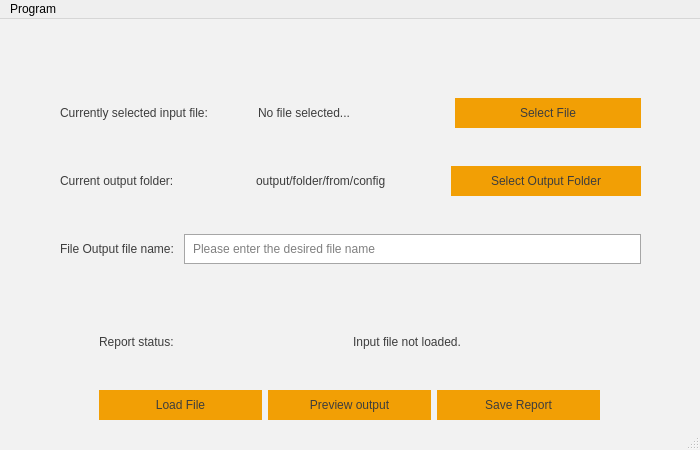
Qt form Testing-GUI.ui (mocrsteel/Qt-testing) before a commit.
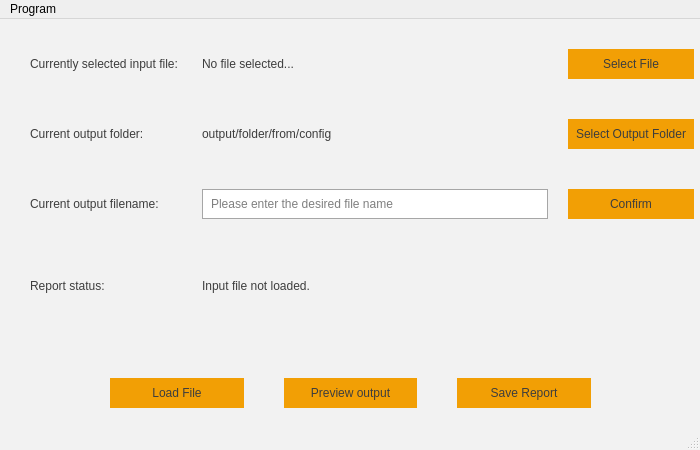
The same form after that commit.

Diff of the .ui file:
```diff
--- a/Testing-GUI.ui
+++ b/Testing-GUI.ui
@@ -96,134 +96,126 @@
    <widget class="QWidget" name="verticalLayoutWidget">
     <property name="geometry">
      <rect>
-      <x>0</x>
-      <y>-3</y>
-      <width>701</width>
-      <height>281</height>
+      <x>10</x>
+      <y>10</y>
+      <width>704</width>
+      <height>304</height>
      </rect>
     </property>
-    <layout class="QVBoxLayout" name="ContentVertical">
+    <layout class="QGridLayout" name="gridLayout">
      <property name="sizeConstraint">
       <enum>QLayout::SetDefaultConstraint</enum>
      </property>
      <property name="leftMargin">
-      <number>60</number>
+      <number>20</number>
      </property>
      <property name="topMargin">
-      <number>50</number>
+      <number>20</number>
      </property>
      <property name="rightMargin">
-      <number>60</number>
+      <number>20</number>
      </property>
-     <item>
-      <layout class="QHBoxLayout" name="horizontalLayout">
-       <property name="spacing">
-        <number>12</number>
-       </property>
-       <item>
+     <property name="bottomMargin">
+      <number>20</number>
+     </property>
+     <property name="horizontalSpacing">
+      <number>20</number>
+     </property>
+     <property name="verticalSpacing">
+      <number>40</number>
+     </property>
+     <item row="2" column="1">
+      <widget class="QLineEdit" name="lineEditOutputFileName">
+       <property name="placeholderText">
+        <string>Please enter the desired file name</string>
+       </property>
+      </widget>
+     </item>
+     <item row="2" column="0">
+      <widget class="QLabel" name="label_4">
+       <property name="text">
+        <string>Current output filename:</string>
+       </property>
+      </widget>
+     </item>
+     <item row="0" column="0">
         <widget class="QLabel" name="label">
          <property name="text">
           <string>Currently selected input file: </string>
          </property>
         </widget>
        </item>
-       <item>
+     <item row="1" column="2">
+      <widget class="QPushButton" name="btnSelectFolder">
+       <property name="text">
+        <string>Select Output Folder</string>
+       </property>
+      </widget>
+     </item>
+     <item row="0" column="1">
         <widget class="QLabel" name="lblSelectedFile">
          <property name="text">
           <string>No file selected...</string>
          </property>
         </widget>
        </item>
-       <item>
+     <item row="0" column="2">
         <widget class="QPushButton" name="btnSelectFile">
          <property name="text">
           <string>Select File</string>
          </property>
         </widget>
        </item>
-      </layout>
-     </item>
-     <item>
-      <layout class="QHBoxLayout" name="horizontalLayout_3">
-       <item>
-        <widget class="QLabel" name="label_4">
-         <property name="text">
-          <string>Current output folder:</string>
-         </property>
-        </widget>
-       </item>
-       <item>
-        <widget class="QLabel" name="lblOutputFolder">
-         <property name="text">
-          <string>output/folder/from/config</string>
-         </property>
-        </widget>
-       </item>
-       <item>
-        <widget class="QPushButton" name="btnSelectFolder">
-         <property name="text">
-          <string>Select Output Folder</string>
-         </property>
-        </widget>
-       </item>
-      </layout>
-     </item>
-     <item>
-      <layout class="QHBoxLayout" name="horizontalLayout_2">
-       <item>
-        <widget class="QLabel" name="label_3">
-         <property name="text">
-          <string>File Output file name: </string>
-         </property>
-        </widget>
-       </item>
-       <item>
-        <widget class="QLineEdit" name="lineEditOutputFileName">
-         <property name="placeholderText">
-          <string>Please enter the desired file name</string>
-         </property>
-        </widget>
-       </item>
-      </layout>
-     </item>
-    </layout>
-   </widget>
-   <widget class="QWidget" name="verticalLayoutWidget_2">
-    <property name="geometry">
-     <rect>
-      <x>-1</x>
-      <y>280</y>
-      <width>701</width>
-      <height>121</height>
-     </rect>
-    </property>
-    <layout class="QVBoxLayout" name="verticalLayout">
-     <item>
-      <layout class="QHBoxLayout" name="horizontalLayout_4">
-       <property name="leftMargin">
-        <number>100</number>
-       </property>
-       <property name="rightMargin">
-        <number>100</number>
-       </property>
-       <item alignment="Qt::AlignLeft">
+     <item row="3" column="0">
         <widget class="QLabel" name="label_6">
          <property name="text">
           <string>Report status: </string>
          </property>
         </widget>
        </item>
-       <item>
+     <item row="3" column="1">
         <widget class="QLabel" name="lblReportStatus">
          <property name="text">
           <string>Input file not loaded.</string>
          </property>
         </widget>
        </item>
-      </layout>
-     </item>
-     <item>
-      <layout class="QHBoxLayout" name="ButtonsHorizontal">
+     <item row="1" column="1">
+      <widget class="QLabel" name="lblOutputFolder">
+       <property name="text">
+        <string>output/folder/from/config</string>
+       </property>
+      </widget>
+     </item>
+     <item row="1" column="0">
+      <widget class="QLabel" name="label_2">
+       <property name="text">
+        <string>Current output folder:</string>
+       </property>
+      </widget>
+     </item>
+     <item row="2" column="2">
+      <widget class="QPushButton" name="btnConfirmFileName">
+       <property name="text">
+        <string>Confirm</string>
+       </property>
+      </widget>
+     </item>
+    </layout>
+   </widget>
+   <widget class="QWidget" name="horizontalLayoutWidget">
+    <property name="geometry">
+     <rect>
+      <x>10</x>
+      <y>349</y>
+      <width>681</width>
+      <height>51</height>
+     </rect>
+    </property>
+    <layout class="QHBoxLayout" name="horizontalLayout">
+     <property name="spacing">
+      <number>40</number>
+     </property>
        <property name="leftMargin">
         <number>100</number>
        </property>
@@ -252,8 +244,6 @@
         </widget>
        </item>
       </layout>
-     </item>
-    </layout>
    </widget>
   </widget>
   <widget class="QMenuBar" name="menubar">
```
Left out of the diff: 2 changed lines with no effect on the pictures. Lines whose indentation alone changed are shown as unchanged.
